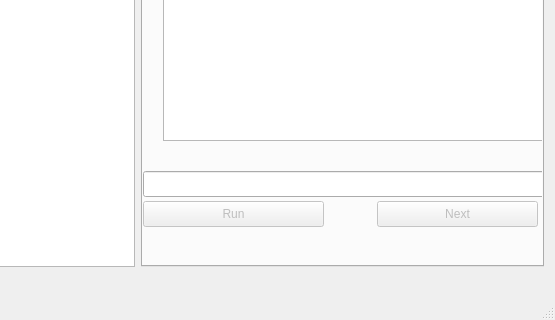
This is turi/mainwindow.ui in traumgedanken/turing-visual as Qt 5 draws it before an edit; both pictures show x 280 to 835 and y 252 to 572 of the 835 by 572 pixel window. The edited form follows.
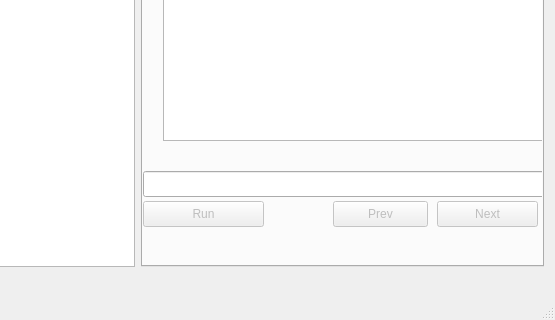
This is the edited form.

Commit message: save file fix && prev button on carette beta

The edit to the form file:
```diff
--- a/turi/mainwindow.ui
+++ b/turi/mainwindow.ui
@@ -86,7 +86,7 @@
          <rect>
           <x>0</x>
           <y>380</y>
-          <width>181</width>
+          <width>121</width>
           <height>26</height>
          </rect>
         </property>
@@ -110,9 +110,9 @@
         </property>
         <property name="geometry">
          <rect>
-          <x>234</x>
+          <x>294</x>
           <y>380</y>
-          <width>161</width>
+          <width>101</width>
           <height>26</height>
          </rect>
         </property>
@@ -120,6 +120,22 @@
          <string>Next</string>
         </property>
        </widget>
+       <widget class="QPushButton" name="prevBtn">
+        <property name="enabled">
+         <bool>false</bool>
+        </property>
+        <property name="geometry">
+         <rect>
+          <x>190</x>
+          <y>380</y>
+          <width>95</width>
+          <height>26</height>
+         </rect>
+        </property>
+        <property name="text">
+         <string>Prev</string>
+        </property>
+       </widget>
       </widget>
      </widget>
     </item>
```
The commit also changes 5 other files.
